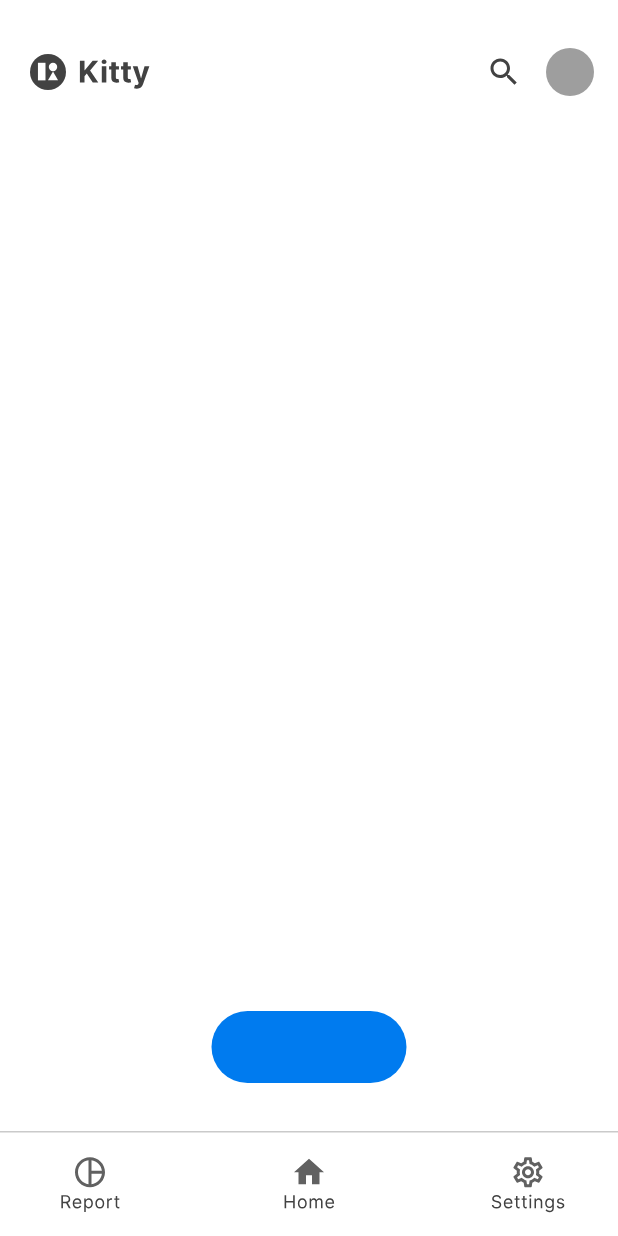
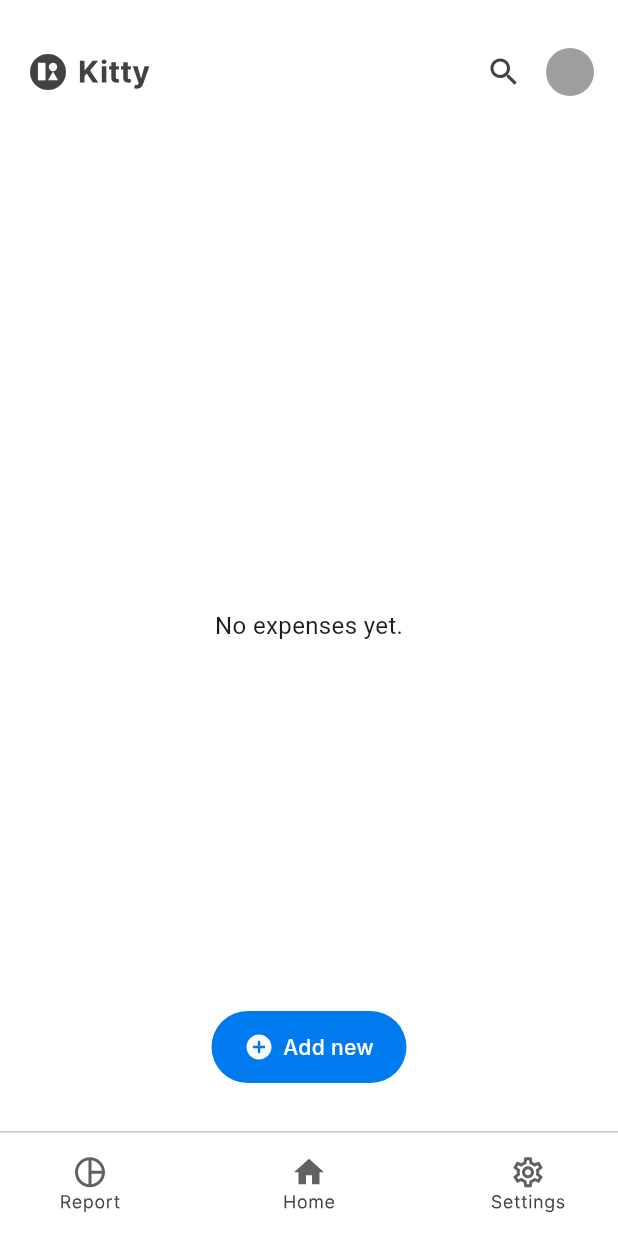
Before and after one commit to aposaitama/kitty, a Flutter app: the screen it shows after launch, on a phone screen of 412 x 824 dp. Run offline on Flutter 3.47's test engine with Material 3 defaults, Android fonts, the phone set to English and light mode, and no system bars; our stand-ins replace bloc, flutter_bloc, flutter_svg, go_router, sqflite; accounts and stored records are empty.

Commit message:
created feature to add simple expense into sqlite

```diff
--- a/lib/core/route/app_navigation.dart
+++ b/lib/core/route/app_navigation.dart
@@ -1,4 +1,8 @@
+import 'package:flutter_bloc/flutter_bloc.dart';
 import 'package:go_router/go_router.dart';
+import 'package:kitty/feautures/dashboard/domain/repositories/expense_repository.dart';
+import 'package:kitty/feautures/dashboard/presentation/cubit/add_expenses/expense_cubit.dart';
+import 'package:kitty/feautures/dashboard/presentation/pages/add_new_page/add_new_page.dart';
 import 'package:kitty/feautures/dashboard/presentation/pages/home_page/home_page_screen.dart';
 import 'package:kitty/feautures/dashboard/presentation/pages/report_page/report_page_screen.dart';
 import 'package:kitty/feautures/dashboard/presentation/pages/root_screen/root_screen.dart';
@@ -42,5 +46,9 @@ class AppNavigation {
         ]),
       ],
     ),
+    GoRoute(
+      path: '/add_new',
+      builder: (context, state) => const AddNewExpenseScreen(),
+    ),
   ]);
 }
--- /dev/null
+++ b/lib/feautures/dashboard/domain/entity/expense.dart
@@ -0,0 +1,11 @@
+class Expense {
+  final String title;
+  final String amount;
+  final DateTime date;
+
+  const Expense({
+    required this.title,
+    required this.amount,
+    required this.date,
+  });
+}
--- /dev/null
+++ b/lib/feautures/dashboard/domain/repositories/expense_repository.dart
@@ -0,0 +1,6 @@
+import 'package:kitty/feautures/dashboard/domain/entity/expense.dart';
+
+abstract class ExpenseRepository {
+  Future<void> addExpense(Expense expense);
+  Future<List<Expense>> getAllExpenses();
+}
--- /dev/null
+++ b/lib/feautures/dashboard/presentation/cubit/add_expenses/expense_cubit.dart
@@ -0,0 +1,31 @@
+import 'package:kitty/feautures/dashboard/domain/entity/expense.dart';
+import 'package:flutter_bloc/flutter_bloc.dart';
+import 'package:kitty/feautures/dashboard/domain/repositories/expense_repository.dart';
+import 'package:kitty/feautures/dashboard/presentation/cubit/add_expenses/expense_cubit_state.dart';
+
+class ExpenseCubit extends Cubit<ExpenseState> {
+  final ExpenseRepository expenseRepository;
+
+  ExpenseCubit(this.expenseRepository) : super(ExpenseInitial());
+
+  Future<void> loadExpenses() async {
+    try {
+      emit(ExpenseLoading());
+      final expenses = await expenseRepository.getAllExpenses();
+      emit(ExpenseLoaded(expenses));
+    } catch (e) {
+      emit(ExpenseError(e.toString()));
+    }
+  }
+
+  Future<void> addExpense(Expense expense) async {
+    try {
+      emit(ExpenseLoading());
+      await expenseRepository.addExpense(expense);
+      loadExpenses();
+      emit(ExpenseAddedSuccess());
+    } catch (e) {
+      emit(ExpenseError(e.toString()));
+    }
+  }
+}
--- /dev/null
+++ b/lib/feautures/dashboard/presentation/cubit/add_expenses/expense_cubit_state.dart
@@ -0,0 +1,20 @@
+import 'package:kitty/feautures/dashboard/domain/entity/expense.dart';
+
+abstract class ExpenseState {}
+
+class ExpenseInitial extends ExpenseState {}
+
+class ExpenseLoading extends ExpenseState {}
+
+class ExpenseAddedSuccess extends ExpenseState {}
+
+class ExpenseLoaded extends ExpenseState {
+  final List<Expense> expenses;
+
+  ExpenseLoaded(this.expenses);
+}
+
+class ExpenseError extends ExpenseState {
+  final String message;
+  ExpenseError(this.message);
+}
--- a/lib/feautures/dashboard/presentation/pages/home_page/home_page_screen.dart
+++ b/lib/feautures/dashboard/presentation/pages/home_page/home_page_screen.dart
@@ -1,16 +1,35 @@
 import 'package:flutter/material.dart';
+import 'package:flutter_bloc/flutter_bloc.dart';
 import 'package:flutter_svg/flutter_svg.dart';
+import 'package:go_router/go_router.dart';
+import 'package:kitty/core/route/app_navigation.dart';
+import 'package:kitty/feautures/dashboard/presentation/cubit/add_expenses/expense_cubit.dart';
+import 'package:kitty/feautures/dashboard/presentation/cubit/add_expenses/expense_cubit_state.dart';
 import 'package:kitty/feautures/dashboard/presentation/styles/colors.dart';
 
-class HomePageScreen extends StatelessWidget {
+class HomePageScreen extends StatefulWidget {
   const HomePageScreen({super.key});
+
+  @override
+  State<HomePageScreen> createState() => _HomePageScreenState();
+}
+
+class _HomePageScreenState extends State<HomePageScreen> {
+  @override
+  void initState() {
+    super.initState();
+
+    context.read<ExpenseCubit>().loadExpenses();
+  }
 
   @override
   Widget build(BuildContext context) {
     return Scaffold(
       body: Padding(
         padding: const EdgeInsets.symmetric(horizontal: 16.0),
-        child: Stack(alignment: Alignment.bottomCenter, children: [
+        child: Stack(
+          alignment: Alignment.bottomCenter,
+          children: [
             Column(
               children: [
                 const SizedBox(
@@ -22,7 +41,8 @@ class HomePageScreen extends StatelessWidget {
                     SvgPicture.asset('assets/icons/Logo.svg'),
                     Row(
                       children: [
-                      SvgPicture.asset('assets/icons/search_black_24dp 1.svg'),
+                        SvgPicture.asset(
+                            'assets/icons/search_black_24dp 1.svg'),
                         const SizedBox(
                           width: 16.0,
                         ),
@@ -36,10 +56,55 @@ class HomePageScreen extends StatelessWidget {
                       ],
                     )
                   ],
-              )
+                ),
+                const SizedBox(height: 16.0),
+
+                // BlocBuilder to display the expenses
+                Expanded(
+                  child: BlocBuilder<ExpenseCubit, ExpenseState>(
+                    builder: (context, state) {
+                      print('Current state: $state');
+                      if (state is ExpenseLoading) {
+                        return const Center(child: CircularProgressIndicator());
+                      } else if (state is ExpenseLoaded) {
+                        final expenses = state.expenses;
+                        if (expenses.isEmpty) {
+                          return const Center(
+                            child: Text(
+                              'No expenses yet.',
+                              style: TextStyle(fontSize: 16.0),
+                            ),
+                          );
+                        }
+
+                        return ListView.builder(
+                          itemCount: expenses.length,
+                          itemBuilder: (context, index) {
+                            final expense = expenses[index];
+                            return ListTile(
+                              title: Text(expense.title),
+                              subtitle: Text(expense.date.toString()),
+                              trailing: Text('${expense.amount} \$'),
+                            );
+                          },
+                        );
+                      } else if (state is ExpenseError) {
+                        return Center(
+                          child: Text(
+                            'Error: ${state.message}',
+                            style: const TextStyle(color: Colors.red),
+                          ),
+                        );
+                      }
+                      return const Center(child: Text('No expences'));
+                    },
+                  ),
+                ),
               ],
             ),
-          Padding(
+            GestureDetector(
+              onTap: () => context.go('/add_new'),
+              child: Padding(
                 padding: const EdgeInsets.only(bottom: 32.0),
                 child: Container(
                   width: 130,
@@ -47,9 +112,28 @@ class HomePageScreen extends StatelessWidget {
                   decoration: BoxDecoration(
                       color: AppColors.blueStackButton,
                       borderRadius: BorderRadius.circular(30)),
+                  child: Row(
+                    mainAxisAlignment: MainAxisAlignment.center,
+                    children: [
+                      SvgPicture.asset('assets/icons/add-plus-circle.svg'),
+                      const SizedBox(
+                        width: 6.0,
+                      ),
+                      const Text(
+                        'Add new',
+                        style: TextStyle(
+                            color: Colors.white,
+                            fontFamily: 'Inter',
+                            fontSize: 14.0,
+                            fontWeight: FontWeight.w500),
+                      )
+                    ],
+                  ),
+                ),
               ),
             )
-        ]),
+          ],
+        ),
       ),
     );
   }
--- a/lib/feautures/dashboard/presentation/pages/settings_page/widgets/settings_list_item.dart
+++ b/lib/feautures/dashboard/presentation/pages/settings_page/widgets/settings_list_item.dart
@@ -16,12 +16,12 @@ class SettingsListItem extends StatelessWidget {
         Row(
           children: [
             SvgPicture.asset(iconPath),
-            SizedBox(
+            const SizedBox(
               width: 8.0,
             ),
             Text(
               title,
-              style: TextStyle(
+              style: const TextStyle(
                   color: Colors.black,
                   fontFamily: 'Inter',
                   fontSize: 14.0,
--- a/lib/feautures/dashboard/presentation/styles/colors.dart
+++ b/lib/feautures/dashboard/presentation/styles/colors.dart
@@ -2,6 +2,8 @@ import 'package:flutter/material.dart';
 
 class AppColors {
   static const Color header = Color.fromRGBO(66, 66, 66, 1);
+  static const Color hintText = Color.fromRGBO(97, 97, 97, 1);
   static const Color blueStackButton = Color.fromRGBO(0, 123, 239, 1);
   static const Color greyHeaderColor = Color.fromRGBO(238, 238, 238, 1);
+  static const Color lightGreyHeaderColor = Color.fromRGBO(245, 245, 245, 1);
 }
--- a/pubspec.yaml
+++ b/pubspec.yaml
@@ -39,6 +39,8 @@ dependencies:
   flutter_svg: ^2.0.16
   bloc:
   flutter_bloc: ^8.1.6
+  sqflite: ^2.4.1
+  path:
 
 dev_dependencies:
   flutter_test:
@@ -50,6 +52,7 @@ dev_dependencies:
   # package. See that file for information about deactivating specific lint
   # rules and activating additional ones.
   flutter_lints: ^4.0.0
+
 
 # For information on the generic Dart part of this file, see the
 # following page: https://dart.dev/tools/pub/pubspec
```
Also changed, not shown: lib/feautures/dashboard/data/database/database_service.dart (added, +36 -0 lines), lib/feautures/dashboard/data/repositories/expenses_repository.dart (added, +32 -0 lines), lib/feautures/dashboard/presentation/pages/add_new_page/add_new_page.dart (added, +111 -0 lines), lib/feautures/dashboard/presentation/pages/report_page/report_page_screen.dart (+17 -0 lines), lib/feautures/dashboard/presentation/widgets/drop_down_list_item.dart (added, +52 -0 lines), lib/main.dart (+19 -4 lines), assets/icons/add-plus-circle.svg (added), assets/icons/arrow_back_black_24dp.svg (added), assets/icons/download.svg (added), assets/icons/keyboard-arrow-down.svg (added), pubspec.lock, 10 other files. Lines whose indentation alone changed are shown as unchanged.
